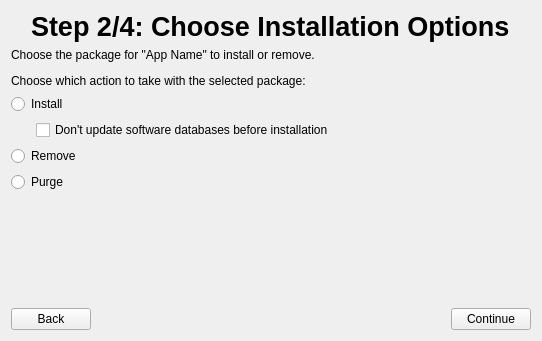
Above: ui/chooseinstallationpage.ui from Kicksecure/browser-choice before the change. Below: the same form after it.
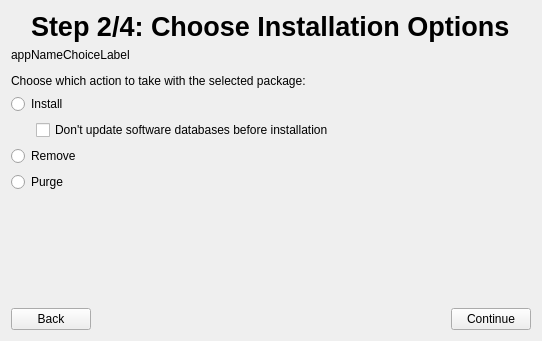
That is the form after the change. Icons and pictures are not drawn.

What changed in the file:
```diff
--- a/ui/chooseinstallationpage.ui
+++ b/ui/chooseinstallationpage.ui
@@ -54,7 +54,7 @@
    <item>
     <widget class="QLabel" name="appNameChoiceLabel">
      <property name="text">
-      <string>Choose the package for &quot;App Name&quot; to install or remove.</string>
+      <string>appNameChoiceLabel</string>
      </property>
     </widget>
    </item>
```
